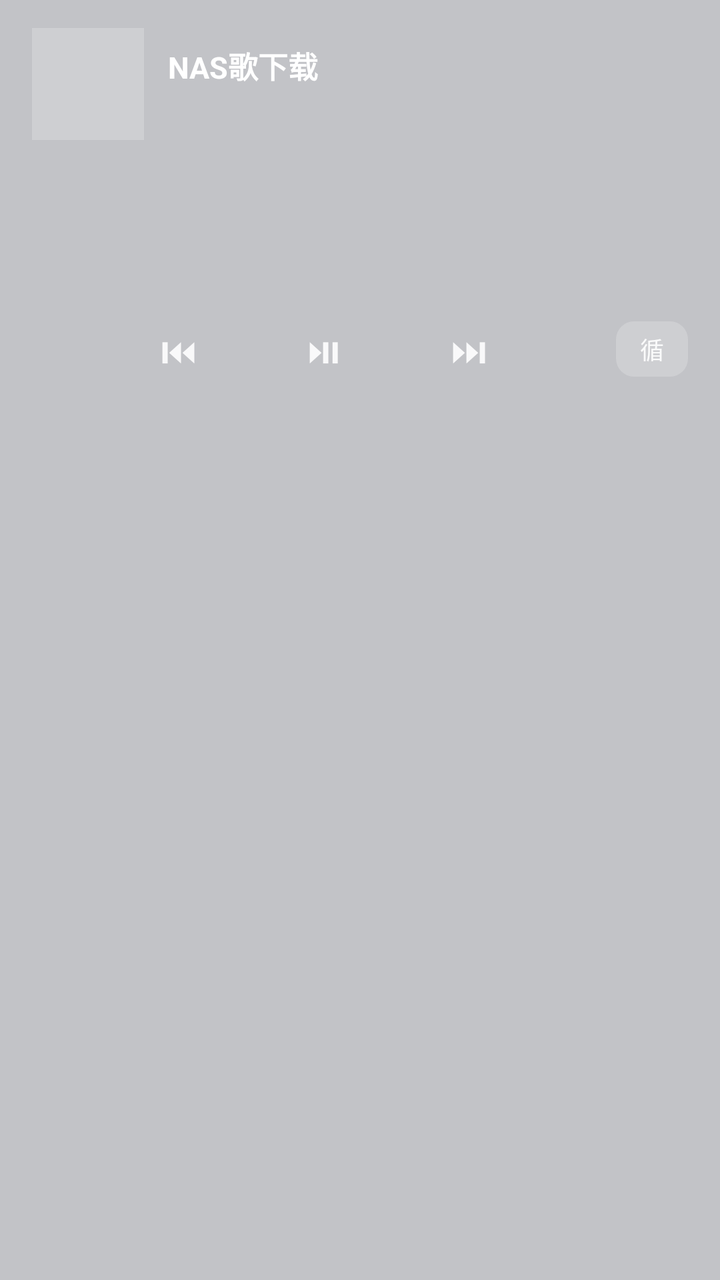
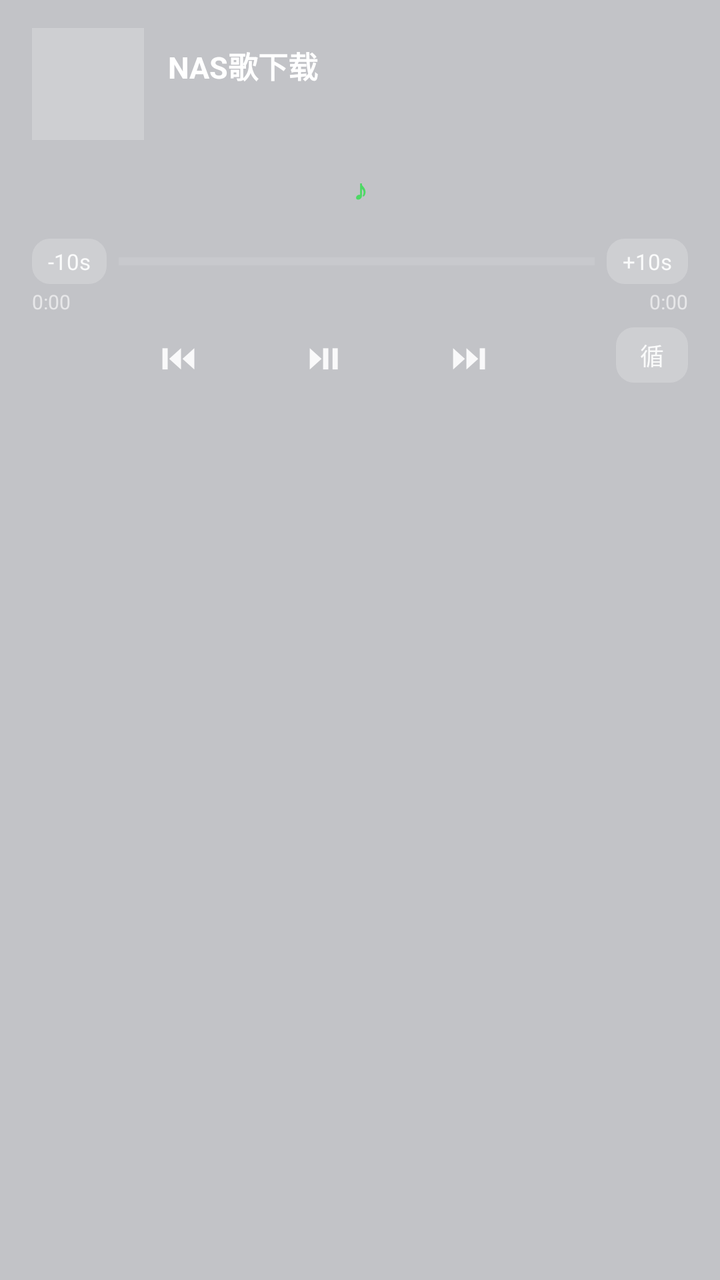

Two renders of the same Android screen: before a commit and after it. Below are the layout's source before the change and the commit's diff.
<!-- AndroidManifest.xml: application theme AppTheme -->
<!-- res/layout/lyric_notify.xml -->
<?xml version="1.0" encoding="utf-8"?>
<LinearLayout xmlns:android="http://schemas.android.com/apk/res/android"
    android:id="@+id/n_root"
    android:layout_width="match_parent"
    android:layout_height="wrap_content"
    android:orientation="vertical"
    android:background="#33000000"
    android:paddingLeft="16dp"
    android:paddingRight="16dp"
    android:paddingTop="14dp"
    android:paddingBottom="12dp">

    <LinearLayout
        android:layout_width="match_parent"
        android:layout_height="wrap_content"
        android:orientation="horizontal"
        android:gravity="center_vertical">

        <ImageView
            android:id="@+id/n_cover"
            android:layout_width="56dp"
            android:layout_height="56dp"
            android:scaleType="centerCrop"
            android:background="#33FFFFFF"
            android:contentDescription="@string/app_name" />

        <LinearLayout
            android:layout_width="0dp"
            android:layout_height="wrap_content"
            android:layout_weight="1"
            android:layout_marginLeft="12dp"
            android:layout_marginStart="12dp"
            android:orientation="vertical">

            <TextView
                android:id="@+id/n_title"
                android:layout_width="match_parent"
                android:layout_height="wrap_content"
                android:maxLines="1"
                android:ellipsize="end"
                android:textColor="#FFFFFF"
                android:textSize="15sp"
                android:textStyle="bold"
                android:text="@string/app_name" />

            <TextView
                android:id="@+id/n_artist"
                android:layout_width="match_parent"
                android:layout_height="wrap_content"
                android:layout_marginTop="2dp"
                android:maxLines="1"
                android:ellipsize="end"
                android:textColor="#B3FFFFFF"
                android:textSize="12sp"
                android:text="" />
        </LinearLayout>
    </LinearLayout>

    <TextView android:id="@+id/n_l0" style="@style/NLrcFar"  android:layout_marginTop="10dp" />
    <TextView android:id="@+id/n_l1" style="@style/NLrcCur"  android:layout_marginTop="7dp" />
    <TextView android:id="@+id/n_l2" style="@style/NLrcNear" android:layout_marginTop="7dp" />

    <LinearLayout
        android:layout_width="match_parent"
        android:layout_height="wrap_content"
        android:layout_marginTop="10dp"
        android:orientation="horizontal"
        android:gravity="center_vertical">

        <LinearLayout
            android:layout_width="0dp"
            android:layout_height="wrap_content"
            android:layout_weight="1"
            android:orientation="horizontal"
            android:gravity="center">

            <TextView
                android:id="@+id/n_prev"
                style="@style/NBtn"
                android:text="⏮" />

            <TextView
                android:id="@+id/n_toggle"
                style="@style/NBtn"
                android:text="⏯" />

            <TextView
                android:id="@+id/n_next"
                style="@style/NBtn"
                android:text="⏭" />
        </LinearLayout>

        <TextView
            android:id="@+id/n_mode"
            style="@style/NMode"
            android:text="循" />
    </LinearLayout>
</LinearLayout>
<!-- resources referenced by this layout -->
<resources>
  <string name="app_name">NAS歌下载</string>
  <style name="NBtn">
          <item name="android:layout_width">wrap_content</item>
          <item name="android:layout_height">wrap_content</item>
          <item name="android:layout_marginLeft">22dp</item>
          <item name="android:layout_marginRight">22dp</item>
          <item name="android:paddingLeft">6dp</item>
          <item name="android:paddingRight">6dp</item>
          <item name="android:textColor">#E6FFFFFF</item>
          <item name="android:textSize">18sp</item>
          <item name="android:gravity">center</item>
      </style>
  <style name="NLrcCur">
          <item name="android:layout_width">match_parent</item>
          <item name="android:layout_height">wrap_content</item>
          <item name="android:maxLines">2</item>
          <item name="android:ellipsize">end</item>
          <item name="android:gravity">center</item>
          <item name="android:textSize">17sp</item>
          <item name="android:textStyle">bold</item>
          <item name="android:textColor">#4CD964</item>
          <item name="android:text">" "</item>
      </style>
  <style name="NLrcFar">
          <item name="android:layout_width">match_parent</item>
          <item name="android:layout_height">wrap_content</item>
          <item name="android:maxLines">1</item>
          <item name="android:ellipsize">end</item>
          <item name="android:gravity">center</item>
          <item name="android:textSize">12sp</item>
          <item name="android:textColor">#66FFFFFF</item>
          <item name="android:text">" "</item>
      </style>
  <style name="NLrcNear">
          <item name="android:layout_width">match_parent</item>
          <item name="android:layout_height">wrap_content</item>
          <item name="android:maxLines">1</item>
          <item name="android:ellipsize">end</item>
          <item name="android:gravity">center</item>
          <item name="android:textSize">13sp</item>
          <item name="android:textColor">#99FFFFFF</item>
          <item name="android:text">" "</item>
      </style>
  <style name="NMode">
          <item name="android:layout_width">wrap_content</item>
          <item name="android:layout_height">wrap_content</item>
          <item name="android:minWidth">36dp</item>
          <item name="android:paddingLeft">9dp</item>
          <item name="android:paddingRight">9dp</item>
          <item name="android:paddingTop">5dp</item>
          <item name="android:paddingBottom">5dp</item>
          <item name="android:background">@drawable/nmode_bg</item>
          <item name="android:textColor">#E6FFFFFF</item>
          <item name="android:textSize">12sp</item>
          <item name="android:gravity">center</item>
      </style>
  <style name="AppTheme" parent="android:Theme.Material.Light.NoActionBar">
          <item name="android:windowBackground">#F2F4F8</item>
          <item name="android:statusBarColor">#F2F4F8</item>
          <item name="android:navigationBarColor">#FFFFFF</item>
          <item name="android:windowLightStatusBar">true</item>
      </style>
  <!-- drawable nmode_bg (drawable) -->
  <?xml version="1.0" encoding="utf-8"?>
  <shape xmlns:android="http://schemas.android.com/apk/res/android"
      android:shape="rectangle">
      <solid android:color="#33FFFFFF" />
      <corners android:radius="9dp" />
  </shape>
</resources>

<!-- the commit's change to res/layout/lyric_notify.xml (unified diff, before → after) -->
@@ -56,14 +56,78 @@
         </LinearLayout>
     </LinearLayout>
 
-    <TextView android:id="@+id/n_l0" style="@style/NLrcFar"  android:layout_marginTop="10dp" />
-    <TextView android:id="@+id/n_l1" style="@style/NLrcCur"  android:layout_marginTop="7dp" />
-    <TextView android:id="@+id/n_l2" style="@style/NLrcNear" android:layout_marginTop="7dp" />
+    
+    <TextView
+        android:id="@+id/n_lyric"
+        android:layout_width="match_parent"
+        android:layout_height="wrap_content"
+        android:layout_marginTop="10dp"
+        android:paddingLeft="8dp"
+        android:paddingRight="8dp"
+        android:paddingTop="5dp"
+        android:paddingBottom="5dp"
+        android:maxLines="1"
+        android:ellipsize="end"
+        android:gravity="center"
+        android:textSize="14sp"
+        android:textStyle="bold"
+        android:textColor="#4CD964"
+        android:text="♪" />
+
+    
+    <LinearLayout
+        android:layout_width="match_parent"
+        android:layout_height="wrap_content"
+        android:layout_marginTop="10dp"
+        android:orientation="horizontal"
+        android:gravity="center_vertical">
+
+        <TextView
+            android:id="@+id/n_back10"
+            style="@style/NSeek"
+            android:text="-10s" />
+
+        <ProgressBar
+            android:id="@+id/n_prog"
+            style="?android:attr/progressBarStyleHorizontal"
+            android:layout_width="0dp"
+            android:layout_height="wrap_content"
+            android:layout_weight="1"
+            android:layout_marginLeft="6dp"
+            android:layout_marginRight="6dp"
+            android:max="1000"
+            android:progress="0"
+            android:progressTint="#2F6FFF"
+            android:progressBackgroundTint="#66FFFFFF" />
+
+        <TextView
+            android:id="@+id/n_fwd10"
+            style="@style/NSeek"
+            android:text="+10s" />
+    </LinearLayout>
 
     <LinearLayout
         android:layout_width="match_parent"
         android:layout_height="wrap_content"
-        android:layout_marginTop="10dp"
+        android:orientation="horizontal">
+
+        <TextView
+            android:id="@+id/n_cur"
+            style="@style/NTime"
+            android:layout_width="0dp"
+            android:layout_weight="1"
+            android:text="0:00" />
+
+        <TextView
+            android:id="@+id/n_dur"
+            style="@style/NTime"
+            android:text="0:00" />
+    </LinearLayout>
+
+    <LinearLayout
+        android:layout_width="match_parent"
+        android:layout_height="wrap_content"
+        android:layout_marginTop="6dp"
         android:orientation="horizontal"
         android:gravity="center_vertical">
 
<!-- resource entries referenced after the edit -->
@@ -12,37 +12,6 @@
           <item name="android:textSize">18sp</item>
           <item name="android:gravity">center</item>
       </style>
-  <style name="NLrcCur">
-          <item name="android:layout_width">match_parent</item>
-          <item name="android:layout_height">wrap_content</item>
-          <item name="android:maxLines">2</item>
-          <item name="android:ellipsize">end</item>
-          <item name="android:gravity">center</item>
-          <item name="android:textSize">17sp</item>
-          <item name="android:textStyle">bold</item>
-          <item name="android:textColor">#4CD964</item>
-          <item name="android:text">" "</item>
-      </style>
-  <style name="NLrcFar">
-          <item name="android:layout_width">match_parent</item>
-          <item name="android:layout_height">wrap_content</item>
-          <item name="android:maxLines">1</item>
-          <item name="android:ellipsize">end</item>
-          <item name="android:gravity">center</item>
-          <item name="android:textSize">12sp</item>
-          <item name="android:textColor">#66FFFFFF</item>
-          <item name="android:text">" "</item>
-      </style>
-  <style name="NLrcNear">
-          <item name="android:layout_width">match_parent</item>
-          <item name="android:layout_height">wrap_content</item>
-          <item name="android:maxLines">1</item>
-          <item name="android:ellipsize">end</item>
-          <item name="android:gravity">center</item>
-          <item name="android:textSize">13sp</item>
-          <item name="android:textColor">#99FFFFFF</item>
-          <item name="android:text">" "</item>
-      </style>
   <style name="NMode">
           <item name="android:layout_width">wrap_content</item>
           <item name="android:layout_height">wrap_content</item>
@@ -55,6 +24,25 @@
           <item name="android:textColor">#E6FFFFFF</item>
           <item name="android:textSize">12sp</item>
           <item name="android:gravity">center</item>
+      </style>
+  <style name="NSeek">
+          <item name="android:layout_width">wrap_content</item>
+          <item name="android:layout_height">wrap_content</item>
+          <item name="android:paddingLeft">8dp</item>
+          <item name="android:paddingRight">8dp</item>
+          <item name="android:paddingTop">4dp</item>
+          <item name="android:paddingBottom">4dp</item>
+          <item name="android:background">@drawable/nmode_bg</item>
+          <item name="android:textColor">#E6FFFFFF</item>
+          <item name="android:textSize">11sp</item>
+          <item name="android:gravity">center</item>
+      </style>
+  <style name="NTime">
+          <item name="android:layout_width">wrap_content</item>
+          <item name="android:layout_height">wrap_content</item>
+          <item name="android:layout_marginTop">2dp</item>
+          <item name="android:textColor">#99FFFFFF</item>
+          <item name="android:textSize">10sp</item>
       </style>
   <style name="AppTheme" parent="android:Theme.Material.Light.NoActionBar">
           <item name="android:windowBackground">#F2F4F8</item>
